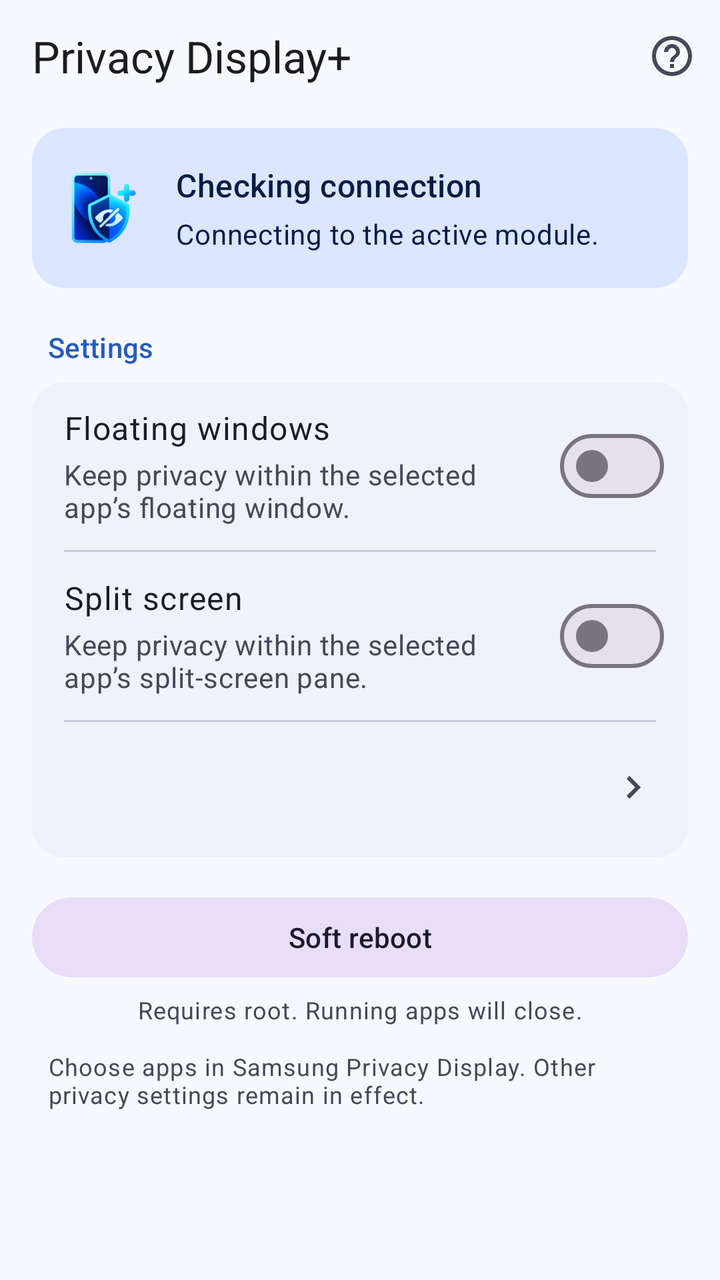
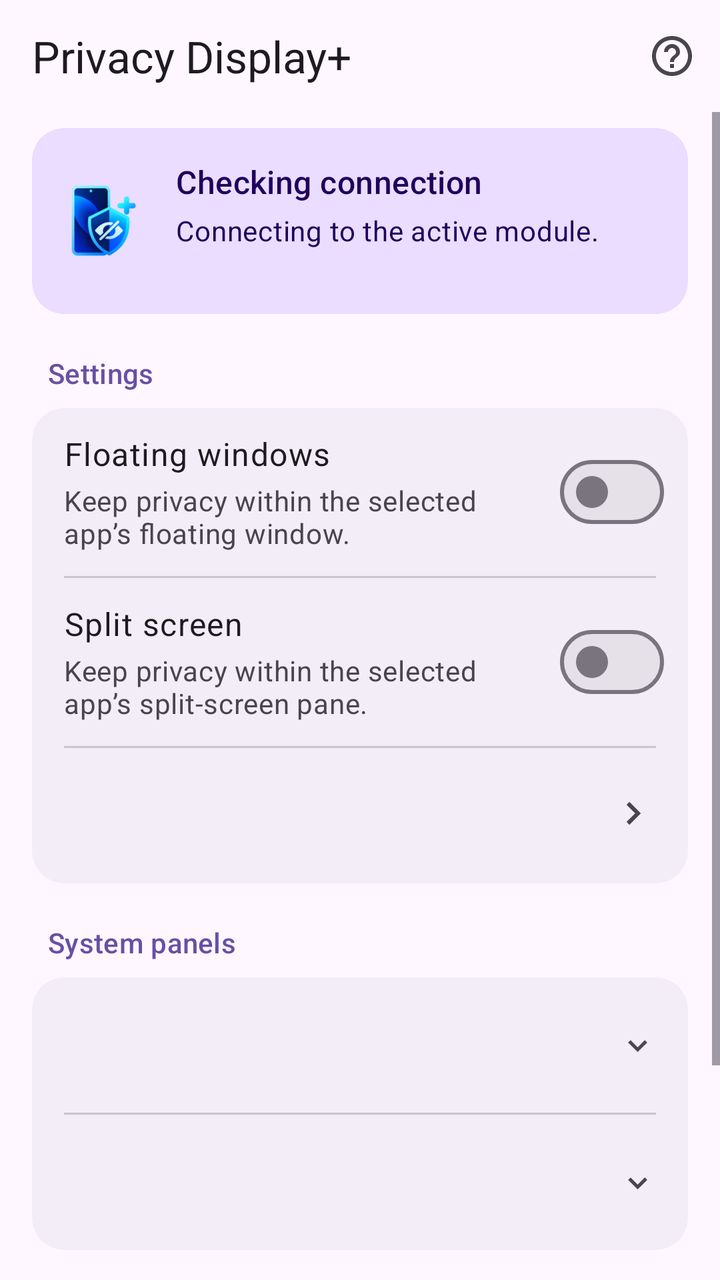

Screens rendered from an Android XML layout before and after an edit, with the pre-edit source and the edit as a unified diff.
<!-- AndroidManifest.xml: application theme Theme.PrivacyDisplayPlus -->
<!-- res/layout/activity_main.xml -->
<?xml version="1.0" encoding="utf-8"?>
<LinearLayout xmlns:android="http://schemas.android.com/apk/res/android"
    xmlns:app="http://schemas.android.com/apk/res-auto"
    android:id="@+id/screen" android:layout_width="match_parent" android:layout_height="match_parent"
    android:orientation="vertical">
    <com.google.android.material.appbar.MaterialToolbar
        android:id="@+id/toolbar" android:layout_width="match_parent" android:layout_height="56dp"
        app:title="@string/app_name" app:menu="@menu/main"
        app:contentInsetStart="16dp" app:contentInsetEnd="8dp"
        app:titleTextAppearance="@style/TextAppearance.Material3.TitleLarge" />
    <ScrollView android:layout_width="match_parent" android:layout_height="0dp"
        android:layout_weight="1" android:clipToPadding="false" android:fillViewport="false">
        <LinearLayout android:layout_width="match_parent" android:layout_height="wrap_content"
            android:orientation="vertical" android:paddingStart="16dp" android:paddingEnd="16dp"
            android:paddingTop="8dp" android:paddingBottom="20dp">
            <com.google.android.material.card.MaterialCardView
                style="@style/Widget.Material3.CardView.Filled"
                android:layout_width="match_parent" android:layout_height="wrap_content"
                app:cardBackgroundColor="?attr/colorPrimaryContainer" app:cardElevation="0dp"
                app:shapeAppearanceOverlay="@style/Shape.PrivacyDisplayPlus.Card">
                <LinearLayout android:layout_width="match_parent" android:layout_height="wrap_content"
                    android:orientation="horizontal" android:gravity="center_vertical" android:padding="16dp">
                    <ImageView android:layout_width="40dp" android:layout_height="48dp"
                        android:layout_marginEnd="16dp" android:src="@drawable/ic_brand"
                        android:importantForAccessibility="no" android:contentDescription="@null" />
                    <LinearLayout android:layout_width="0dp" android:layout_height="wrap_content"
                        android:layout_weight="1" android:orientation="vertical">
                        <TextView android:id="@+id/status_title"
                            android:layout_width="match_parent" android:layout_height="wrap_content"
                            android:text="@string/status_connecting"
                            android:textAppearance="@style/TextAppearance.Material3.TitleMedium"
                            android:textColor="?attr/colorOnPrimaryContainer"
                            android:accessibilityLiveRegion="polite" />
                        <TextView android:id="@+id/status_detail"
                            android:layout_width="match_parent" android:layout_height="wrap_content"
                            android:layout_marginTop="4dp" android:text="@string/status_connecting_detail"
                            android:textAppearance="@style/TextAppearance.Material3.BodyMedium"
                            android:textColor="?attr/colorOnPrimaryContainer" />
                    </LinearLayout>
                </LinearLayout>
            </com.google.android.material.card.MaterialCardView>

            <TextView android:layout_width="match_parent" android:layout_height="wrap_content"
                android:layout_marginTop="20dp" android:layout_marginStart="8dp" android:layout_marginBottom="8dp"
                android:text="@string/settings_section"
                android:textAppearance="@style/TextAppearance.Material3.LabelLarge"
                android:textColor="?attr/colorPrimary" android:accessibilityHeading="true" />
            <com.google.android.material.card.MaterialCardView
                style="@style/Widget.Material3.CardView.Filled"
                android:layout_width="match_parent" android:layout_height="wrap_content"
                app:cardBackgroundColor="?attr/colorSurfaceContainer" app:cardElevation="0dp"
                app:shapeAppearanceOverlay="@style/Shape.PrivacyDisplayPlus.Card">
                <LinearLayout android:layout_width="match_parent" android:layout_height="wrap_content"
                    android:orientation="vertical">
                    <LinearLayout android:layout_width="match_parent" android:layout_height="wrap_content"
                        android:orientation="horizontal" android:gravity="center_vertical"
                        android:paddingStart="16dp" android:paddingEnd="12dp"
                        android:paddingTop="12dp" android:paddingBottom="12dp">
                        <LinearLayout android:layout_width="0dp" android:layout_height="wrap_content"
                            android:layout_weight="1" android:orientation="vertical" android:layout_marginEnd="12dp">
                            <TextView android:layout_width="match_parent" android:layout_height="wrap_content"
                                android:text="@string/floating_title" android:labelFor="@id/popup_toggle"
                                android:textAppearance="@style/TextAppearance.Material3.BodyLarge"
                                android:textColor="?attr/colorOnSurface" />
                            <TextView android:layout_width="match_parent" android:layout_height="wrap_content"
                                android:layout_marginTop="3dp" android:text="@string/floating_description"
                                android:textAppearance="@style/TextAppearance.Material3.BodyMedium"
                                android:textColor="?attr/colorOnSurfaceVariant" />
                        </LinearLayout>
                        <com.google.android.material.materialswitch.MaterialSwitch
                            android:id="@+id/popup_toggle" android:layout_width="wrap_content"
                            android:layout_height="48dp" android:minWidth="48dp"
                            android:contentDescription="@string/floating_title" />
                    </LinearLayout>
                    <com.google.android.material.divider.MaterialDivider
                        android:layout_width="match_parent" android:layout_height="1dp"
                        app:dividerInsetStart="16dp" app:dividerInsetEnd="16dp" />
                    <LinearLayout android:layout_width="match_parent" android:layout_height="wrap_content"
                        android:orientation="horizontal" android:gravity="center_vertical"
                        android:paddingStart="16dp" android:paddingEnd="12dp"
                        android:paddingTop="12dp" android:paddingBottom="12dp">
                        <LinearLayout android:layout_width="0dp" android:layout_height="wrap_content"
                            android:layout_weight="1" android:orientation="vertical" android:layout_marginEnd="12dp">
                            <TextView android:layout_width="match_parent" android:layout_height="wrap_content"
                                android:text="@string/split_title" android:labelFor="@id/split_toggle"
                                android:textAppearance="@style/TextAppearance.Material3.BodyLarge"
                                android:textColor="?attr/colorOnSurface" />
                            <TextView android:layout_width="match_parent" android:layout_height="wrap_content"
                                android:layout_marginTop="3dp" android:text="@string/split_description"
                                android:textAppearance="@style/TextAppearance.Material3.BodyMedium"
                                android:textColor="?attr/colorOnSurfaceVariant" />
                        </LinearLayout>
                        <com.google.android.material.materialswitch.MaterialSwitch
                            android:id="@+id/split_toggle" android:layout_width="wrap_content"
                            android:layout_height="48dp" android:minWidth="48dp"
                            android:contentDescription="@string/split_title" />
                    </LinearLayout>
                    <com.google.android.material.divider.MaterialDivider
                        android:layout_width="match_parent" android:layout_height="1dp"
                        app:dividerInsetStart="16dp" app:dividerInsetEnd="16dp" />
                    <include android:id="@+id/app_rules" layout="@layout/settings_action_row" />
                </LinearLayout>
            </com.google.android.material.card.MaterialCardView>

            <com.google.android.material.button.MaterialButton
                android:id="@+id/soft_reboot" style="@style/Widget.Material3.Button.TonalButton"
                android:layout_width="match_parent" android:layout_height="wrap_content"
                android:layout_marginTop="16dp" android:minHeight="48dp"
                android:text="@string/soft_reboot"
                android:textAppearance="@style/TextAppearance.Material3.LabelLarge" />
            <TextView android:id="@+id/reboot_status"
                android:layout_width="match_parent" android:layout_height="wrap_content"
                android:layout_marginTop="4dp" android:paddingStart="8dp" android:paddingEnd="8dp"
                android:gravity="center" android:text="@string/reboot_root_hint"
                android:textAppearance="@style/TextAppearance.Material3.BodySmall"
                android:textColor="?attr/colorOnSurfaceVariant" android:accessibilityLiveRegion="polite" />

            <TextView android:layout_width="match_parent" android:layout_height="wrap_content"
                android:layout_marginTop="12dp" android:paddingStart="8dp" android:paddingEnd="8dp"
                android:text="@string/samsung_hint"
                android:textAppearance="@style/TextAppearance.Material3.BodySmall"
                android:textColor="?attr/colorOnSurfaceVariant" />
        </LinearLayout>
    </ScrollView>
</LinearLayout>
<!-- res/layout/settings_action_row.xml (included above) -->
<?xml version="1.0" encoding="utf-8"?>
<LinearLayout xmlns:android="http://schemas.android.com/apk/res/android"
    android:layout_width="match_parent" android:layout_height="wrap_content"
    android:orientation="horizontal" android:gravity="center_vertical"
    android:paddingStart="16dp" android:paddingEnd="16dp" android:paddingTop="12dp" android:paddingBottom="12dp"
    android:minHeight="64dp" android:clickable="true" android:focusable="true"
    android:background="?attr/selectableItemBackground">
    <LinearLayout android:layout_width="0dp" android:layout_height="wrap_content"
        android:layout_weight="1" android:orientation="vertical" android:layout_marginEnd="12dp">
        <TextView android:id="@+id/action_title" android:layout_width="match_parent" android:layout_height="wrap_content"
            android:textAppearance="@style/TextAppearance.Material3.BodyLarge" android:textColor="?attr/colorOnSurface" />
        <TextView android:id="@+id/action_detail" android:layout_width="match_parent" android:layout_height="wrap_content"
            android:layout_marginTop="3dp" android:textAppearance="@style/TextAppearance.Material3.BodyMedium"
            android:textColor="?attr/colorOnSurfaceVariant" />
    </LinearLayout>
    <ImageView android:layout_width="24dp" android:layout_height="24dp" android:src="@drawable/ic_chevron_right"
        android:importantForAccessibility="no" android:contentDescription="@null" />
</LinearLayout>
<!-- resources referenced by this layout -->
<resources>
  <!-- drawable ic_brand: png bitmap (drawable-hdpi, 7210 bytes) -->
  <!-- drawable ic_chevron_right (drawable) -->
  <vector xmlns:android="http://schemas.android.com/apk/res/android" android:width="24dp" android:height="24dp"
      android:viewportWidth="24" android:viewportHeight="24" android:autoMirrored="true" android:tint="?attr/colorOnSurfaceVariant">
      <path android:fillColor="#FFFFFFFF" android:pathData="M9.29,6.71L13.59,11l-4.3,4.29L10.71,16.71 16.41,11 10.71,5.29z" />
  </vector>
  <string name="app_name">Privacy Display+</string>
  <string name="floating_description">Keep privacy within the selected app\u2019s floating window.</string>
  <string name="floating_title">Floating windows</string>
  <string name="reboot_root_hint">Requires root. Running apps will close.</string>
  <string name="samsung_hint">Choose apps in Samsung Privacy Display. Other privacy settings remain in effect.</string>
  <string name="settings_section">Settings</string>
  <string name="soft_reboot">Soft reboot</string>
  <string name="split_description">Keep privacy within the selected app\u2019s split-screen pane.</string>
  <string name="split_title">Split screen</string>
  <string name="status_connecting">Checking connection</string>
  <string name="status_connecting_detail">Connecting to the active module.</string>
  <style name="Shape.PrivacyDisplayPlus.Card" parent="">
          <item name="cornerFamily">rounded</item>
          <item name="cornerSize">16dp</item>
      </style>
  <style name="Theme.PrivacyDisplayPlus" parent="Theme.Material3.DayNight.NoActionBar">
          <item name="colorPrimary">@color/accent</item>
          <item name="colorOnPrimary">@color/on_primary</item>
          <item name="colorPrimaryContainer">@color/primary_container</item>
          <item name="colorOnPrimaryContainer">@color/on_primary_container</item>
          <item name="colorSurface">@color/background</item>
          <item name="colorSurfaceContainer">@color/surface</item>
          <item name="colorSurfaceContainerHigh">@color/surface_high</item>
          <item name="colorOnSurface">@color/text_primary</item>
          <item name="colorOnSurfaceVariant">@color/text_secondary</item>
          <item name="colorOutlineVariant">@color/outline</item>
          <item name="colorError">@color/error</item>
          <item name="android:windowBackground">@color/background</item>
          <item name="android:windowLightStatusBar">true</item>
          <item name="android:windowLightNavigationBar">true</item>
      </style>
  <color name="accent">#245CBD</color>
  <color name="on_primary">#FFFFFF</color>
  <color name="primary_container">#DCE6FF</color>
  <color name="on_primary_container">#071C45</color>
  <color name="background">#F8F9FF</color>
  <color name="surface">#EFF2FA</color>
  <color name="surface_high">#E7EBF5</color>
  <color name="text_primary">#191C25</color>
  <color name="text_secondary">#444959</color>
  <color name="outline">#C5CAD8</color>
  <color name="error">#BA1A1A</color>
</resources>

<!-- the commit's change to res/layout/activity_main.xml (unified diff, before → after) -->
@@ -33,7 +33,8 @@
                             android:accessibilityLiveRegion="polite" />
                         <TextView android:id="@+id/status_detail"
                             android:layout_width="match_parent" android:layout_height="wrap_content"
-                            android:layout_marginTop="4dp" android:text="@string/status_connecting_detail"
+                            android:minLines="2" android:layout_marginTop="4dp"
+                            android:text="@string/status_connecting_detail"
                             android:textAppearance="@style/TextAppearance.Material3.BodyMedium"
                             android:textColor="?attr/colorOnPrimaryContainer" />
                     </LinearLayout>
@@ -102,6 +103,26 @@
                 </LinearLayout>
             </com.google.android.material.card.MaterialCardView>
 
+            <TextView android:layout_width="match_parent" android:layout_height="wrap_content"
+                android:layout_marginTop="20dp" android:layout_marginStart="8dp" android:layout_marginBottom="8dp"
+                android:text="@string/system_panels_section"
+                android:textAppearance="@style/TextAppearance.Material3.LabelLarge"
+                android:textColor="?attr/colorPrimary" android:accessibilityHeading="true" />
+            <com.google.android.material.card.MaterialCardView
+                style="@style/Widget.Material3.CardView.Filled"
+                android:layout_width="match_parent" android:layout_height="wrap_content"
+                app:cardBackgroundColor="?attr/colorSurfaceContainer" app:cardElevation="0dp"
+                app:shapeAppearanceOverlay="@style/Shape.PrivacyDisplayPlus.Card">
+                <LinearLayout android:layout_width="match_parent" android:layout_height="wrap_content"
+                    android:orientation="vertical">
+                    <include android:id="@+id/notification_center_level" layout="@layout/settings_menu_row" />
+                    <com.google.android.material.divider.MaterialDivider
+                        android:layout_width="match_parent" android:layout_height="1dp"
+                        app:dividerInsetStart="16dp" app:dividerInsetEnd="16dp" />
+                    <include android:id="@+id/quick_settings_level" layout="@layout/settings_menu_row" />
+                </LinearLayout>
+            </com.google.android.material.card.MaterialCardView>
+
             <com.google.android.material.button.MaterialButton
                 android:id="@+id/soft_reboot" style="@style/Widget.Material3.Button.TonalButton"
                 android:layout_width="match_parent" android:layout_height="wrap_content"
@@ -142,3 +163,32 @@
     <ImageView android:layout_width="24dp" android:layout_height="24dp" android:src="@drawable/ic_chevron_right"
         android:importantForAccessibility="no" android:contentDescription="@null" />
 </LinearLayout>
+<!-- res/layout/settings_menu_row.xml (included above) -->
+<?xml version="1.0" encoding="utf-8"?>
+<LinearLayout xmlns:android="http://schemas.android.com/apk/res/android" xmlns:app="http://schemas.android.com/apk/res-auto"
+    android:layout_width="match_parent" android:layout_height="wrap_content"
+    android:orientation="horizontal" android:gravity="center_vertical"
+    android:paddingStart="16dp" android:paddingEnd="16dp"
+    android:paddingTop="12dp" android:paddingBottom="12dp" android:minHeight="64dp"
+    android:clickable="true" android:focusable="true"
+    android:background="?attr/selectableItemBackground">
+    <LinearLayout android:layout_width="0dp" android:layout_height="wrap_content"
+        android:layout_weight="1" android:orientation="vertical" android:layout_marginEnd="12dp"
+        android:importantForAccessibility="noHideDescendants">
+        <TextView android:id="@+id/choice_title" android:layout_width="match_parent" android:layout_height="wrap_content"
+            android:textAppearance="@style/TextAppearance.Material3.BodyLarge" android:textColor="?attr/colorOnSurface" />
+        <TextView android:id="@+id/choice_description" android:layout_width="match_parent" android:layout_height="wrap_content"
+            android:layout_marginTop="3dp" android:textAppearance="@style/TextAppearance.Material3.BodyMedium"
+            android:textColor="?attr/colorOnSurfaceVariant" />
+    </LinearLayout>
+    <LinearLayout android:id="@+id/choice_control" android:layout_width="wrap_content" android:layout_height="wrap_content"
+        android:orientation="horizontal" android:gravity="center"
+        android:importantForAccessibility="noHideDescendants">
+        <TextView android:id="@+id/choice_value" android:layout_width="wrap_content" android:layout_height="wrap_content"
+            android:maxWidth="96dp" android:textAppearance="@style/TextAppearance.Material3.BodyMedium"
+            android:textColor="?attr/colorPrimary" android:textAlignment="viewEnd" />
+        <ImageView android:id="@+id/choice_arrow" android:layout_width="20dp" android:layout_height="20dp"
+            android:layout_marginStart="8dp" android:src="@drawable/ic_chevron_right" android:rotation="90"
+            app:tint="?attr/colorOnSurfaceVariant" android:importantForAccessibility="no" android:contentDescription="@null" />
+    </LinearLayout>
+</LinearLayout>
<!-- resource entries referenced after the edit -->
@@ -17,36 +17,15 @@
   <string name="split_title">Split screen</string>
   <string name="status_connecting">Checking connection</string>
   <string name="status_connecting_detail">Connecting to the active module.</string>
+  <string name="system_panels_section">System panels</string>
   <style name="Shape.PrivacyDisplayPlus.Card" parent="">
           <item name="cornerFamily">rounded</item>
           <item name="cornerSize">16dp</item>
       </style>
   <style name="Theme.PrivacyDisplayPlus" parent="Theme.Material3.DayNight.NoActionBar">
-          <item name="colorPrimary">@color/accent</item>
-          <item name="colorOnPrimary">@color/on_primary</item>
-          <item name="colorPrimaryContainer">@color/primary_container</item>
-          <item name="colorOnPrimaryContainer">@color/on_primary_container</item>
-          <item name="colorSurface">@color/background</item>
-          <item name="colorSurfaceContainer">@color/surface</item>
-          <item name="colorSurfaceContainerHigh">@color/surface_high</item>
-          <item name="colorOnSurface">@color/text_primary</item>
-          <item name="colorOnSurfaceVariant">@color/text_secondary</item>
-          <item name="colorOutlineVariant">@color/outline</item>
-          <item name="colorError">@color/error</item>
-          <item name="android:windowBackground">@color/background</item>
-          <item name="android:windowLightStatusBar">true</item>
-          <item name="android:windowLightNavigationBar">true</item>
+          <item name="android:windowBackground">?attr/colorSurface</item>
+          <item name="android:statusBarColor">@android:color/transparent</item>
+          <item name="android:navigationBarColor">@android:color/transparent</item>
       </style>
-  <color name="accent">#245CBD</color>
-  <color name="on_primary">#FFFFFF</color>
-  <color name="primary_container">#DCE6FF</color>
-  <color name="on_primary_container">#071C45</color>
-  <color name="background">#F8F9FF</color>
-  <color name="surface">#EFF2FA</color>
-  <color name="surface_high">#E7EBF5</color>
-  <color name="text_primary">#191C25</color>
-  <color name="text_secondary">#444959</color>
-  <color name="outline">#C5CAD8</color>
-  <color name="error">#BA1A1A</color>
 </resources>
 
